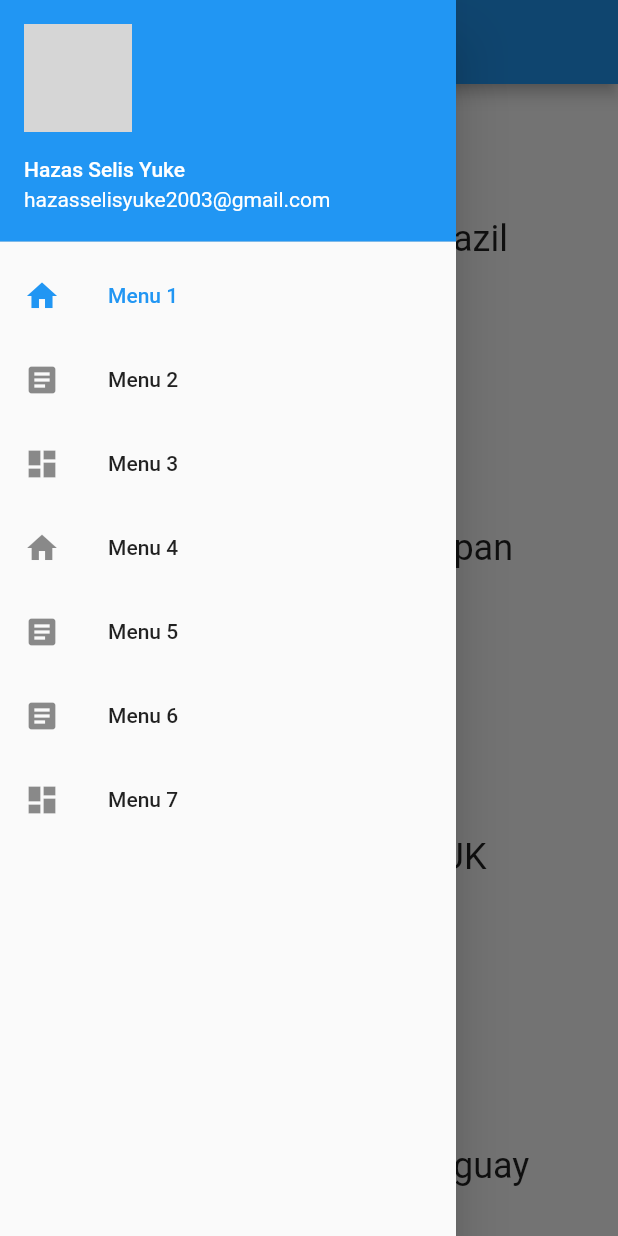
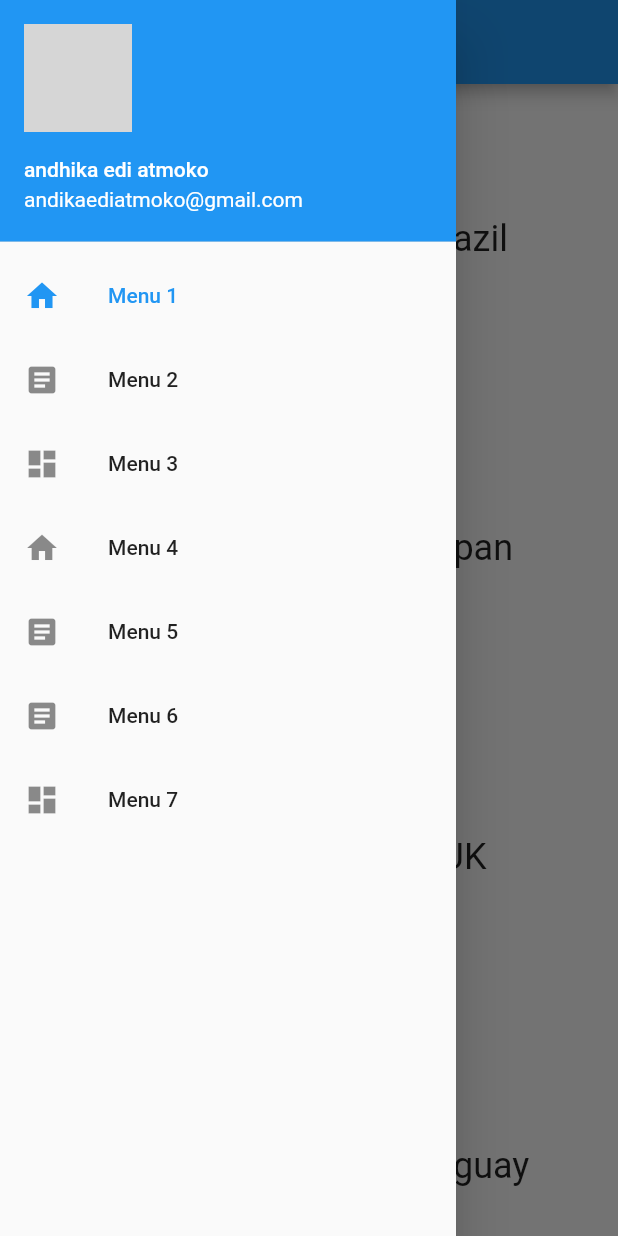
Before and after one commit to Hazasselisyuke/Drawer, a Flutter app: the screen it shows after launch, with the side drawer open, on a phone screen of 412 x 824 dp. Run offline on Flutter 3.47's test engine with Material 2 defaults, Android fonts, the phone set to English and light mode, and no system bars; missing offline and left inert: dart:html; network calls fail; grey boxes are pictures that could not be loaded.

Commit message:
first commit

```diff
--- a/lib/main.dart
+++ b/lib/main.dart
@@ -113,8 +113,8 @@ class HomePageState extends State<HomePage> {
           child: new Column(
             children: <Widget>[
               UserAccountsDrawerHeader(
-                accountEmail: new Text("hazasselisyuke2003@gmail.com"),
-                accountName: new Text("Hazas Selis Yuke"),
+                accountEmail: new Text("andikaediatmoko@gmail.com"),
+                accountName: new Text("andhika edi atmoko"),
                 currentAccountPicture: new GestureDetector(
                   child: new CircleAvatar(
                     backgroundImage: new NetworkImage(currentProfilePic),
```
